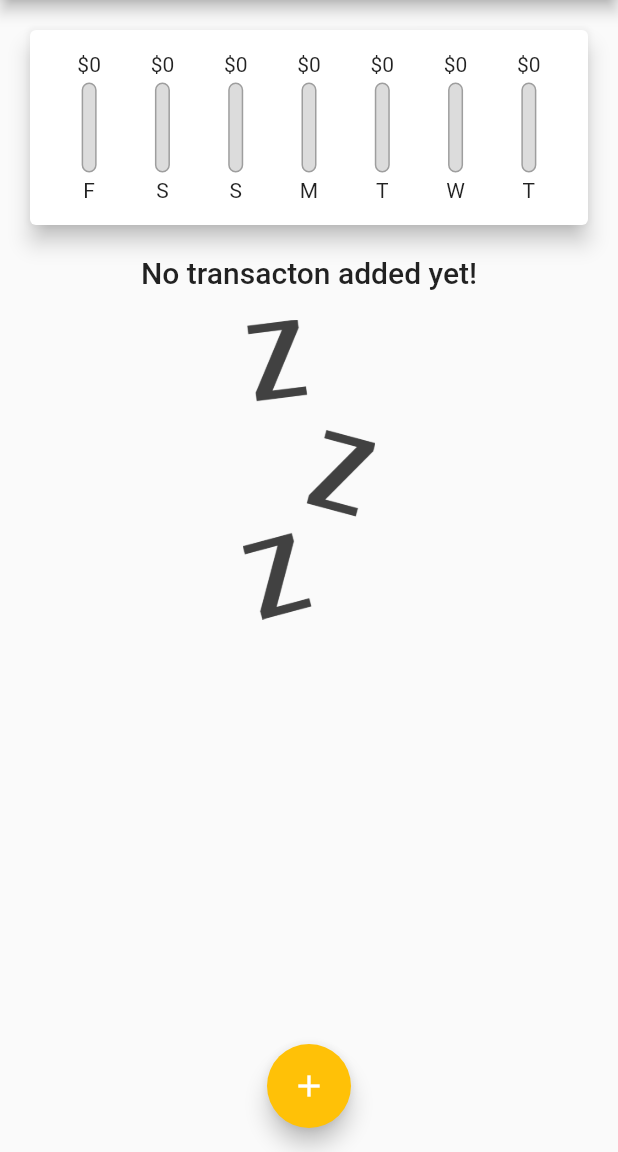
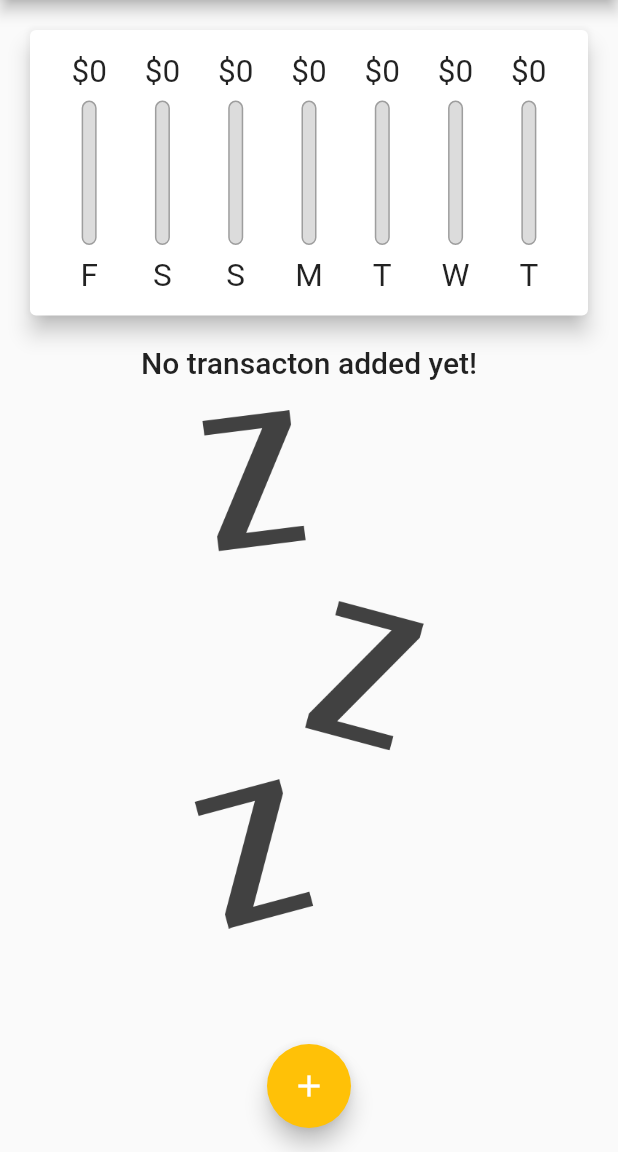
Before and after one commit to murodbekdev/Transactions, a Flutter app: the screen it shows after launch, on a phone screen of 412 x 824 dp, the part 84-1236 px from its top. Run offline on Flutter 3.47's test engine with Material 2 defaults, Android fonts, the phone set to English and light mode, and no system bars; Roboto replaces fonts that are missing (Open Sans).

Commit message:
New features added

```diff
--- a/lib/main.dart
+++ b/lib/main.dart
@@ -1,10 +1,23 @@
+// ignore_for_file: prefer_const_constructors
+
+import 'dart:io';
+import 'dart:io' show Platform;
+import 'package:flutter/cupertino.dart';
 import 'package:flutter/material.dart';
+// import 'package:flutter/services.dart';
 import 'widgets/new_transaction.dart';
 import 'widgets/transaction-list.dart';
 import './models/trasnaction.dart';
-import './widgets/chat.dart';
+import 'widgets/chart.dart';
 
-void main() => runApp(const MyApp());
+void main() {
+  // WidgetsFlutterBinding.ensureInitialized();
+  // SystemChrome.setPreferredOrientations(
+  //     [DeviceOrientation.portraitUp, DeviceOrientation.portraitDown]);
+  runApp(
+    const MyApp(),
+  );
+}
 
 class MyApp extends StatelessWidget {
   const MyApp({super.key});
@@ -15,7 +28,6 @@ class MyApp extends StatelessWidget {
   Widget build(BuildContext context) {
     return MaterialApp(
       title: 'Personal Expenses',
-      home: MyHomePage(),
       theme: ThemeData(
         colorScheme: ColorScheme.fromSwatch(primarySwatch: Colors.purple)
             .copyWith(secondary: Colors.amber),
@@ -27,6 +39,7 @@ class MyApp extends StatelessWidget {
                   fontSize: 18),
             ),
       ),
+      home: MyHomePage(),
     );
   }
 }
@@ -38,6 +51,7 @@ class MyHomePage extends StatefulWidget {
 }
 
 class _MyHomePageState extends State<MyHomePage> {
+  bool _showChart = false;
   final List<Transaction> _userTransactions = [
     // Transaction(
     //   id: 't1',
@@ -99,8 +113,23 @@ class _MyHomePageState extends State<MyHomePage> {
 
   @override
   Widget build(BuildContext context) {
-    return Scaffold(
-      appBar: AppBar(
+    final mediaQuery = MediaQuery.of(context);
+    final isLandscape =
+        MediaQuery.of(context).orientation == Orientation.landscape;
+    final dynamic appBar = Platform.isIOS
+        ? CupertinoNavigationBar(
+            middle: Text("Personal Expenses"),
+            trailing: Row(
+              mainAxisSize: MainAxisSize.min,
+              children: <Widget>[
+                GestureDetector(
+                  child: Icon(CupertinoIcons.add),
+                  onTap: () => _startAddNewTransaction(context),
+                )
+              ],
+            ),
+          )
+        : AppBar(
             title: const Text(
               'Personal Expenses',
               style: TextStyle(fontFamily: 'Open Sans'),
@@ -111,19 +140,75 @@ class _MyHomePageState extends State<MyHomePage> {
                 icon: const Icon(Icons.add),
               ),
             ],
-      ),
-      body: SingleChildScrollView(
+          );
+
+    final txListWidget = SizedBox(
+      height: (MediaQuery.of(context).size.height -
+              appBar.preferredSize.height -
+              MediaQuery.of(context).padding.top) *
+          0.75,
+      child: TransactionList(_userTransactions, _deleteTransaction),
+    );
+    final pageBody = SafeArea(
+      child: SingleChildScrollView(
         child: Column(
           // mainAxisAlignment: MainAxisAlignment.spaceAround,
           crossAxisAlignment: CrossAxisAlignment.stretch,
           children: <Widget>[
-            Chart(_recentTransctions),
-            TransactionList(_userTransactions, _deleteTransaction),
+            if (isLandscape)
+              Row(
+                children: <Widget>[
+                  Text(
+                    "Show Chart",
+                    style: Theme.of(context).textTheme.titleMedium,
+                  ),
+                  Switch.adaptive(
+                    activeTrackColor: Colors.green,
+                    value: _showChart,
+                    onChanged: (val) {
+                      setState(() {
+                        _showChart = val;
+                      });
+                    },
+                  ),
+                ],
+              ),
+            if (!isLandscape)
+              SizedBox(
+                height: (mediaQuery.size.height -
+                        appBar.preferredSize.height -
+                        mediaQuery.padding.top) *
+                    0.3,
+                child: Chart(_recentTransctions),
+              ),
+            if (!isLandscape) txListWidget,
+            if (isLandscape)
+              _showChart
+                  ? SizedBox(
+                      height: (mediaQuery.size.height -
+                              appBar.preferredSize.height -
+                              mediaQuery.padding.top) *
+                          0.7,
+                      child: Chart(_recentTransctions),
+                    )
+                  : txListWidget,
           ],
         ),
       ),
-      floatingActionButtonLocation: FloatingActionButtonLocation.centerFloat,
-      floatingActionButton: FloatingActionButton(
+    );
+    return Platform.isIOS
+        ? CupertinoPageScaffold(
+            navigationBar: appBar,
+            child: pageBody,
+          )
+        : Scaffold(
+            appBar: appBar,
+            body: pageBody,
+            floatingActionButtonLocation:
+                FloatingActionButtonLocation.centerFloat,
+            floatingActionButton: Platform.isIOS
+                ? Container()
+                : FloatingActionButton(
                     onPressed: () => _startAddNewTransaction(context),
                     child: const Icon(Icons.add),
                   ),
--- a/lib/widgets/chart_bar.dart
+++ b/lib/widgets/chart_bar.dart
@@ -9,14 +9,18 @@ class ChartBar extends StatelessWidget {
 
   @override
   Widget build(BuildContext context) {
+    return LayoutBuilder(builder: (ctx, constraints) {
       return Column(
         children: <Widget>[
-        FittedBox(child: Text('\$${spendingAmount.toStringAsFixed(0)}')),
-        const SizedBox(
-          height: 4,
+          Container(
+              height: constraints.maxHeight * 0.15,
+              child: FittedBox(
+                  child: Text('\$${spendingAmount.toStringAsFixed(0)}'))),
+          SizedBox(
+            height: constraints.maxHeight * 0.05,
           ),
           SizedBox(
-          height: 60,
+            height: constraints.maxHeight * 0.6,
             width: 10,
             child: Stack(
               children: <Widget>[
@@ -39,11 +43,15 @@ class ChartBar extends StatelessWidget {
               ],
             ),
           ),
-        const SizedBox(
-          height: 4,
+          SizedBox(
+            height: constraints.maxHeight * 0.05,
           ),
-        Text(label),
+          Container(
+            height: constraints.maxHeight * 0.15,
+            child: FittedBox(child: Text(label)),
+          ),
         ],
       );
+    });
   }
 }
--- a/lib/widgets/new_transaction.dart
+++ b/lib/widgets/new_transaction.dart
@@ -1,3 +1,6 @@
+import 'dart:io';
+
+import 'package:flutter/cupertino.dart';
 import 'package:flutter/material.dart';
 import 'package:intl/intl.dart';
 
@@ -45,11 +48,17 @@ class _NewTransactionState extends State<NewTransaction> {
 
   @override
   Widget build(BuildContext context) {
-    return Card(
+    return SingleChildScrollView(
+      child: Card(
         elevation: 5,
         // ignore: avoid_unnecessary_containers
         child: Container(
-        padding: const EdgeInsets.all(10),
+          padding: EdgeInsets.only(
+            right: 10,
+            left: 10,
+            top: 10,
+            bottom: MediaQuery.of(context).viewInsets.bottom + 10,
+          ),
           child: Column(
             crossAxisAlignment: CrossAxisAlignment.end,
             children: <Widget>[
@@ -81,7 +90,17 @@ class _NewTransactionState extends State<NewTransaction> {
                                 : "Picked Date: ${DateFormat.yMd().format(_selectedDate!)}",
                           ),
                         )),
-                  TextButton(
+                    Platform.isIOS
+                        ? CupertinoButton(
+                            color: Colors.blue,
+                            onPressed: _showsDatePicker,
+                            child: const Text(
+                              'Choose Date',
+                              style: TextStyle(
+                                fontWeight: FontWeight.bold,
+                              ),
+                            ))
+                        : TextButton(
                             onPressed: _showsDatePicker,
                             child: const Text(
                               'Choose Date',
@@ -101,6 +120,7 @@ class _NewTransactionState extends State<NewTransaction> {
             ],
           ),
         ),
+      ),
     );
   }
 }
--- a/lib/widgets/transaction-list.dart
+++ b/lib/widgets/transaction-list.dart
@@ -1,3 +1,4 @@
+import 'package:flutter/foundation.dart';
 import 'package:flutter/material.dart';
 import 'package:intl/intl.dart';
 import '../models/trasnaction.dart';
@@ -8,10 +9,9 @@ class TransactionList extends StatelessWidget {
   const TransactionList(this._transactions, this.deleteTx, {super.key});
   @override
   Widget build(BuildContext context) {
-    return SizedBox(
-      height: 500,
-      child: _transactions.isEmpty
-          ? Column(
+    return _transactions.isEmpty
+        ? LayoutBuilder(builder: (ctx, constraints) {
+            return Column(
               children: <Widget>[
                 Text(
                   "No transacton added yet!",
@@ -20,20 +20,21 @@ class TransactionList extends StatelessWidget {
                 const SizedBox(
                   height: 20,
                 ),
-                SizedBox(
-                  height: 200,
+                Container(
+                  height: constraints.maxHeight * 0.6,
                   child: Image.asset(
                     'lib/assets/images/waiting.png',
                     fit: BoxFit.cover,
                   ),
                 ),
               ],
-            )
+            );
+          })
         : ListView.builder(
             itemBuilder: (ctx, index) {
               return Card(
                 elevation: 5,
-                  margin: EdgeInsets.symmetric(horizontal: 8, vertical: 5),
+                margin: const EdgeInsets.symmetric(horizontal: 8, vertical: 5),
                 child: ListTile(
                   leading: CircleAvatar(
                     radius: 35,
@@ -53,8 +54,19 @@ class TransactionList extends StatelessWidget {
                   subtitle: Text(
                     DateFormat.yMMMd().format(_transactions[index].date),
                   ),
-                    trailing: IconButton(
-                      icon: Icon(Icons.delete),
+                  trailing: MediaQuery.of(context).size.width > 460
+                      ? FloatingActionButton.extended(
+                          label: const Text('Delete'), // <-- Text
+                          backgroundColor: Colors.redAccent,
+                          icon: const Icon(
+                            // <-- Icon
+                            Icons.delete,
+                            // size: 24.0,
+                          ),
+                          onPressed: () => deleteTx(_transactions[index].id),
+                        )
+                      : IconButton(
+                          icon: const Icon(Icons.delete),
                           color: Theme.of(context).colorScheme.error,
                           onPressed: () => deleteTx(_transactions[index].id),
                         ),
@@ -62,7 +74,6 @@ class TransactionList extends StatelessWidget {
               );
             },
             itemCount: _transactions.length,
-            ),
           );
   }
 }
```
Also changed, not shown: lib/widgets/chart.dart (renamed from lib/widgets/chat.dart). Lines whose indentation alone changed are shown as unchanged.
